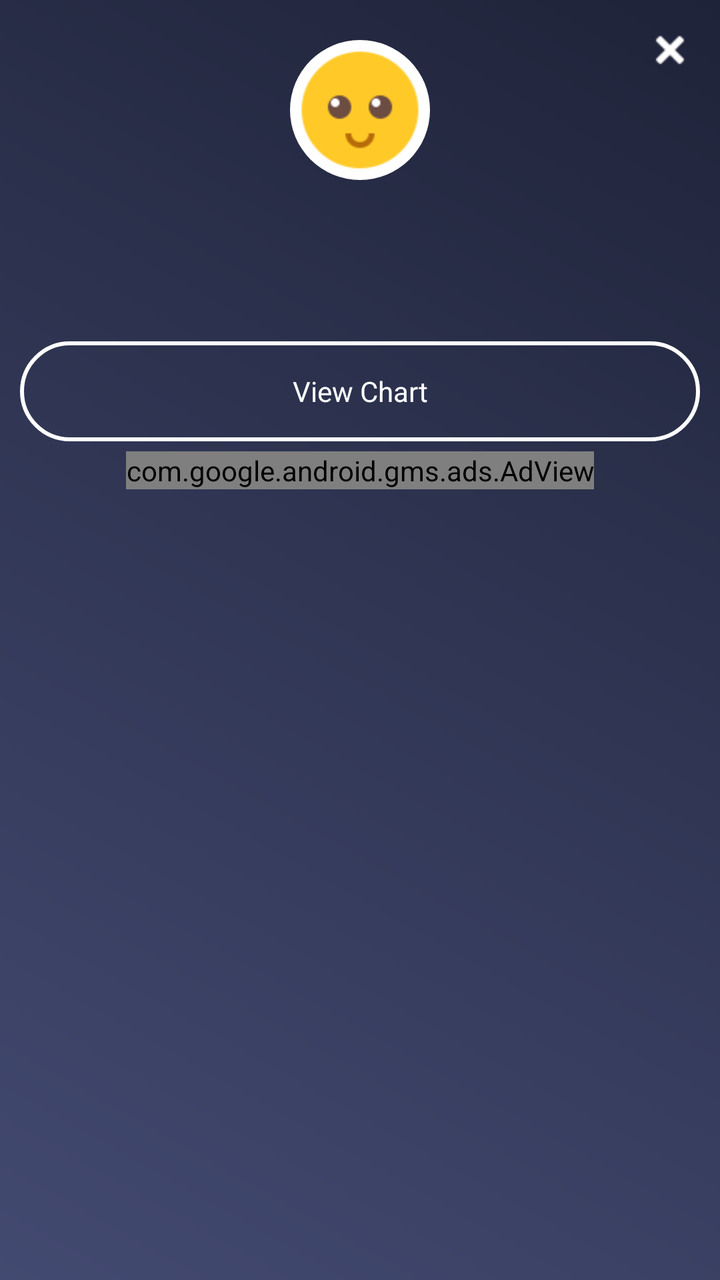
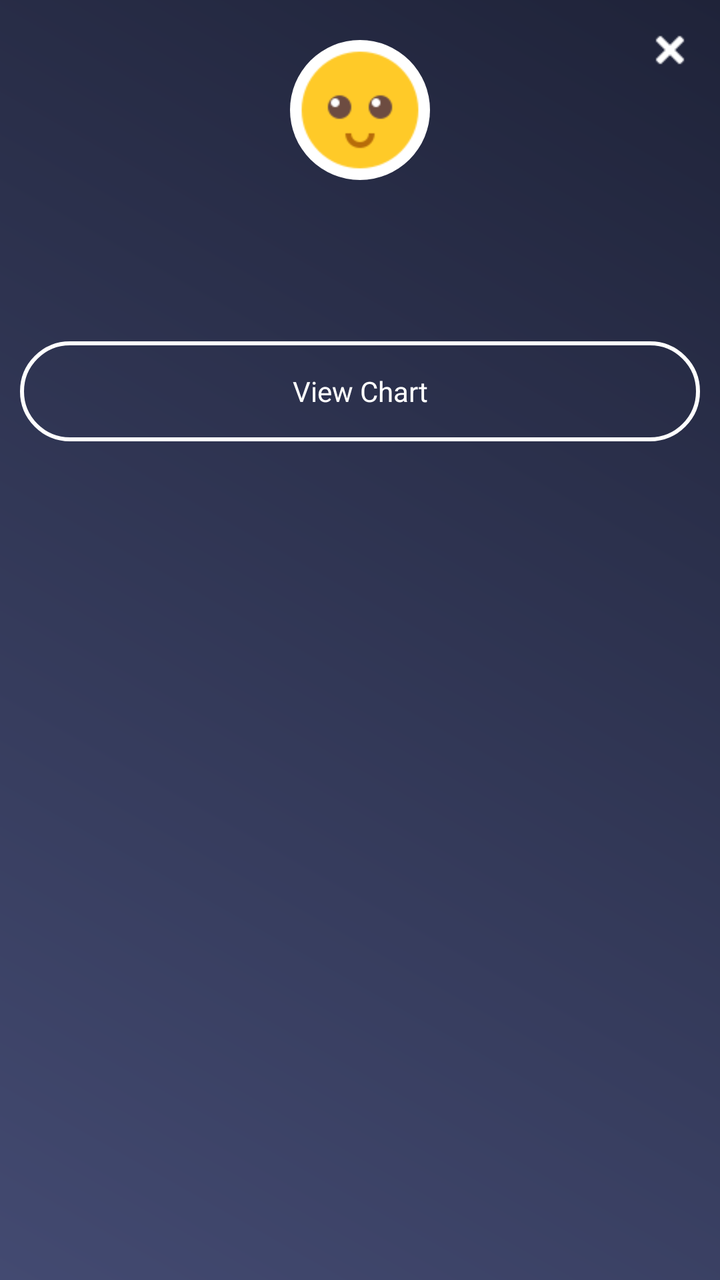

Two renders of the same Android screen: before a commit and after it. Below are the layout's source before the change and the commit's diff.
<!-- AndroidManifest.xml: application theme AppTheme -->
<!-- res/layout/popup_calories_burn.xml -->
<?xml version="1.0" encoding="utf-8"?>
<RelativeLayout xmlns:android="http://schemas.android.com/apk/res/android"
    xmlns:aapt="http://schemas.android.com/aapt"
    xmlns:app="http://schemas.android.com/apk/res-auto"
    android:layout_width="280dp"
    android:layout_height="wrap_content"
    android:background="@drawable/a1_grad"
    android:orientation="vertical">

    <ImageView
        android:id="@+id/iv_close"
        android:layout_width="40dp"
        android:layout_height="40dp"
        android:layout_alignParentRight="true"
        android:layout_gravity="center"
        android:layout_margin="5dp"
        android:padding="10dp"
        android:src="@drawable/ic_close" />

    <ImageView
        android:id="@+id/iv_imoji"
        android:layout_width="70dp"
        android:layout_height="70dp"
        android:layout_centerHorizontal="true"
        android:layout_marginTop="20dp"
        android:background="@drawable/rounded_corner_imoji"
        android:src="@drawable/imoji_default" />

    <TextView
        android:id="@+id/tv_ans_calburn"
        android:layout_width="match_parent"
        android:layout_height="wrap_content"
        android:layout_below="@+id/iv_imoji"
        android:layout_marginLeft="10dp"
        android:layout_marginTop="10dp"
        android:layout_marginRight="10dp"
        android:gravity="center"
        android:paddingTop="5dp"
        android:textColor="@color/white"
        android:textSize="@dimen/textsize_16"
        android:textStyle="bold" />

    <TextView
        android:id="@+id/tv_calburn"
        android:layout_width="match_parent"
        android:layout_height="wrap_content"
        android:layout_below="@+id/tv_ans_calburn"
        android:layout_margin="10dp"
        android:background="@color/white"
        android:gravity="center"
        android:padding="5dp"
        android:textColor="@color/black"
        android:visibility="gone" />

    <TextView
        android:id="@+id/tv_recomended"
        android:layout_width="match_parent"
        android:layout_height="wrap_content"
        android:layout_below="@+id/tv_calburn"
        android:layout_marginLeft="10dp"
        android:layout_marginTop="10dp"
        android:layout_marginRight="10dp"
        android:layout_marginBottom="5dp"
        android:gravity="center"
        android:padding="5dp"
        android:textColor="@color/white"
        android:textSize="@dimen/textsize_14"
        android:visibility="visible" />

    <TextView
        android:id="@+id/tv_calburnchart"
        android:layout_width="match_parent"
        android:layout_height="50dp"
        android:layout_below="@+id/tv_recomended"
        android:layout_centerHorizontal="true"
        android:layout_marginLeft="10dp"
        android:layout_marginRight="10dp"
        android:layout_marginBottom="5dp"
        android:background="@drawable/rounded_corner_button"
        android:gravity="center"
        android:padding="5dp"
        android:text="@string/View_Chart"
        android:textColor="@color/white"
        android:textSize="@dimen/textsize_14" />

    <include
        android:id="@+id/ad_layout"
        layout="@layout/native_ad_popup"
        android:layout_width="match_parent"
        android:layout_height="wrap_content"
        android:layout_below="@+id/tv_calburnchart"
        android:layout_gravity="top|bottom|left|right|center_vertical|fill_vertical|center_horizontal|fill_horizontal|center|fill|start|end" />
</RelativeLayout>
<!-- res/layout/native_ad_popup.xml (included above) -->
<?xml version="1.0" encoding="utf-8"?>
<LinearLayout xmlns:android="http://schemas.android.com/apk/res/android"
    xmlns:aapt="http://schemas.android.com/aapt"
    xmlns:app="http://schemas.android.com/apk/res-auto"
    android:layout_width="match_parent"
    android:layout_height="match_parent"
    android:orientation="vertical">

    <com.google.android.gms.ads.AdView
        android:id="@+id/adView"
        android:layout_width="wrap_content"
        android:layout_height="wrap_content"
        android:layout_above="@+id/ll_footer_menu"
        android:layout_gravity="center"
        app:adSize="280x50"
        app:adUnitId="@string/banner_ad_two" />
</LinearLayout>
<!-- resources referenced by this layout -->
<resources>
  <color name="black">#000000</color>
  <color name="white">#ffffff</color>
  <dimen name="textsize_14">14sp</dimen>
  <dimen name="textsize_16">16sp</dimen>
  <!-- drawable a1_grad (drawable) -->
  <?xml version="1.0" encoding="utf-8"?>
  <shape xmlns:android="http://schemas.android.com/apk/res/android">
      <gradient
          android:angle="225"
          android:endColor="#434A71"
          android:startColor="#1F2339" />
  
  
  </shape>
  <!-- drawable ic_close: png bitmap (drawable, 258 bytes) -->
  <!-- drawable imoji_default: png bitmap (drawable, 2394 bytes) -->
  <!-- drawable rounded_corner_button (drawable) -->
  <?xml version="1.0" encoding="utf-8"?>
  <shape xmlns:android="http://schemas.android.com/apk/res/android" xmlns:app="http://schemas.android.com/apk/res-auto" android:shape="rectangle">
      <solid android:color="@color/transperent"/>
      <stroke android:width="2dp" android:color="@color/white"/>
      <padding android:left="4dp" android:top="4dp" android:right="4dp" android:bottom="4dp"/>
      <corners android:radius="25dp"/>
  </shape>
  <!-- drawable rounded_corner_imoji (drawable) -->
  <?xml version="1.0" encoding="utf-8"?>
  <shape xmlns:android="http://schemas.android.com/apk/res/android"
      xmlns:aapt="http://schemas.android.com/aapt"
      xmlns:app="http://schemas.android.com/apk/res-auto"
      android:shape="rectangle">
      <solid android:color="#ffffff" />
      <stroke
          android:width="0dp"
          android:color="#06000d" />
      <padding
          android:bottom="0dp"
          android:left="0dp"
          android:right="0dp"
          android:top="0dp" />
      <corners android:radius="35dp" />
  </shape>
  <string name="View_Chart">View Chart</string>
  <string name="banner_ad_two">ca-app-pub-2957577039807154/5214904011</string>
  <style name="AppTheme" parent="Theme.AppCompat.Light.DarkActionBar">
          
          <item name="colorPrimary">@color/colorPrimary</item>
          <item name="colorPrimaryDark">@color/colorPrimaryDark</item>
          <item name="colorAccent">@color/colorAccent</item>
      </style>
  <color name="transperent">#00ffffff</color>
  <color name="colorPrimary">#434A71</color>
  <color name="colorPrimaryDark">#1F2339</color>
  <color name="colorAccent">#1F2339</color>
</resources>

<!-- the commit's change to res/layout/popup_calories_burn.xml (unified diff, before → after) -->
@@ -83,29 +83,12 @@
         android:textColor="@color/white"
         android:textSize="@dimen/textsize_14" />
 
-    <include
-        android:id="@+id/ad_layout"
-        layout="@layout/native_ad_popup"
+    <LinearLayout
+        android:id="@+id/normal_ad_include"
         android:layout_width="match_parent"
         android:layout_height="wrap_content"
-        android:layout_below="@+id/tv_calburnchart"
-        android:layout_gravity="top|bottom|left|right|center_vertical|fill_vertical|center_horizontal|fill_horizontal|center|fill|start|end" />
+        android:orientation="vertical"
+        android:gravity="center"
+        android:layout_below="@+id/tv_calburnchart"/>
+   
 </RelativeLayout>
-<!-- res/layout/native_ad_popup.xml (included above) -->
-<?xml version="1.0" encoding="utf-8"?>
-<LinearLayout xmlns:android="http://schemas.android.com/apk/res/android"
-    xmlns:aapt="http://schemas.android.com/aapt"
-    xmlns:app="http://schemas.android.com/apk/res-auto"
-    android:layout_width="match_parent"
-    android:layout_height="match_parent"
-    android:orientation="vertical">
-
-    <com.google.android.gms.ads.AdView
-        android:id="@+id/adView"
-        android:layout_width="wrap_content"
-        android:layout_height="wrap_content"
-        android:layout_above="@+id/ll_footer_menu"
-        android:layout_gravity="center"
-        app:adSize="280x50"
-        app:adUnitId="@string/banner_ad_two" />
-</LinearLayout>
<!-- resource entries referenced after the edit -->
@@ -42,7 +42,6 @@
       <corners android:radius="35dp" />
   </shape>
   <string name="View_Chart">View Chart</string>
-  <string name="banner_ad_two">ca-app-pub-2957577039807154/5214904011</string>
   <style name="AppTheme" parent="Theme.AppCompat.Light.DarkActionBar">
           
           <item name="colorPrimary">@color/colorPrimary</item>
